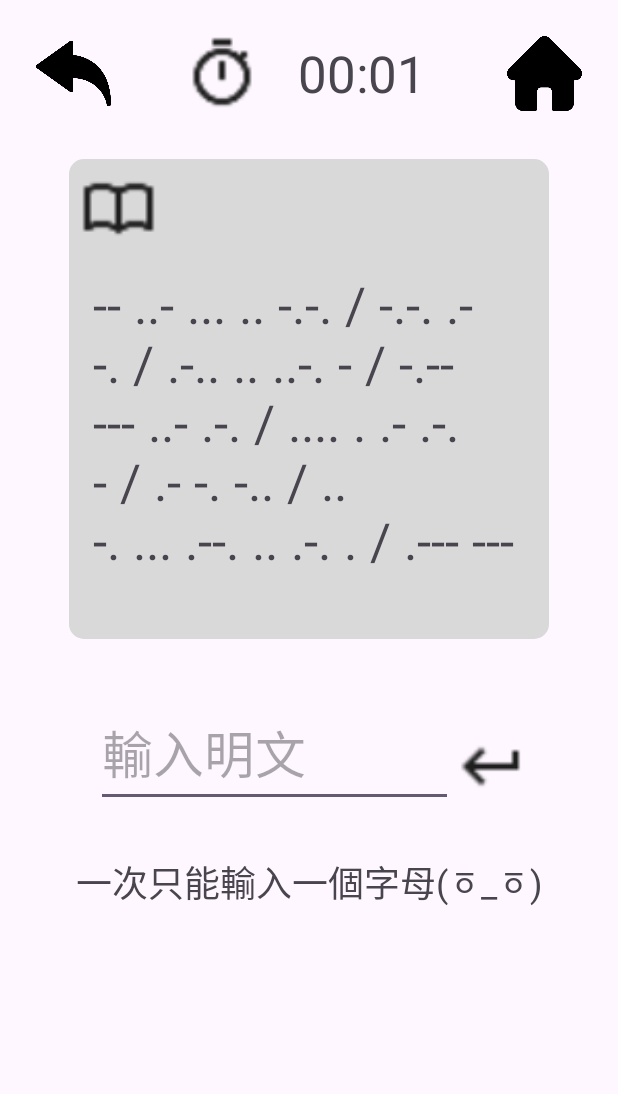
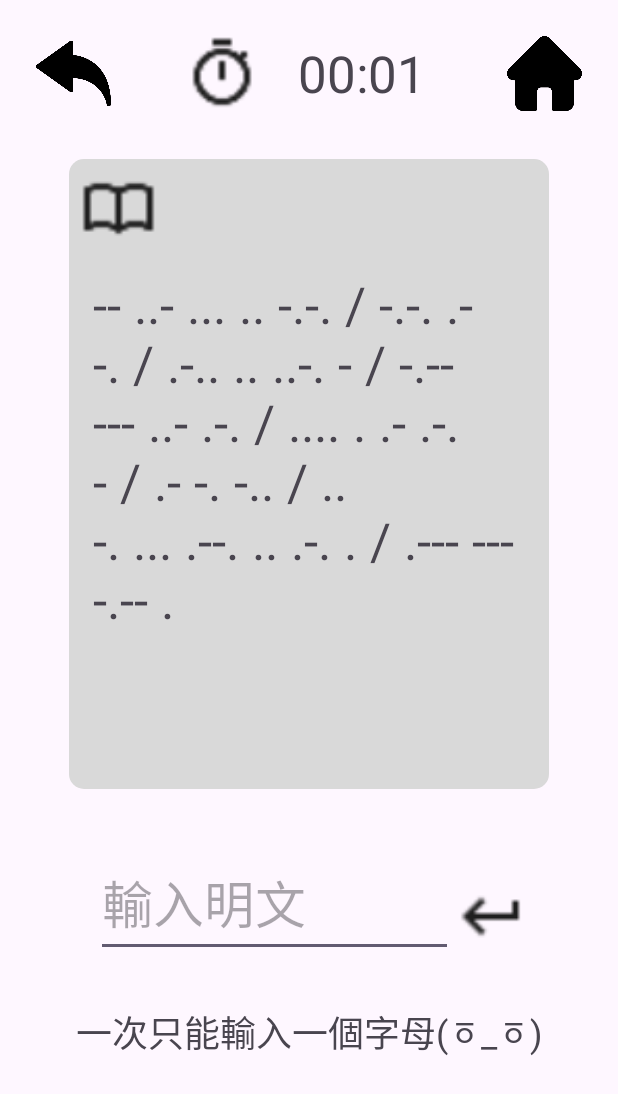
Before and after one commit to Soul4612/MAP_FP, an Android app: the TypingMorseToTextActivity screen opened directly, with no data from a screen before it, on a phone screen of 412 x 824 dp. Shown: the top 1094 px of the screen. Run offline under Robolectric (Android 15) with nearby library versions, the phone set to English and light mode, and no system bars.

Commit message:
快打練習密轉明版面修改

```diff
--- a/app/src/main/res/layout/activity_typing_morse_to_text.xml
+++ b/app/src/main/res/layout/activity_typing_morse_to_text.xml
@@ -22,7 +22,7 @@
     <LinearLayout
         android:id="@+id/linearLayout2"
         android:layout_width="320dp"
-        android:layout_height="320dp"
+        android:layout_height="420dp"
         android:layout_marginTop="32dp"
         android:background="@drawable/rounded_corner_gray"
         android:orientation="vertical"
@@ -43,7 +43,7 @@
         <TextView
             android:id="@+id/tv_essay_morse"
             android:layout_width="match_parent"
-            android:layout_height="220dp"
+            android:layout_height="320dp"
             android:layout_marginLeft="16dp"
             android:layout_marginTop="16sp"
             android:layout_marginRight="16dp"
```
